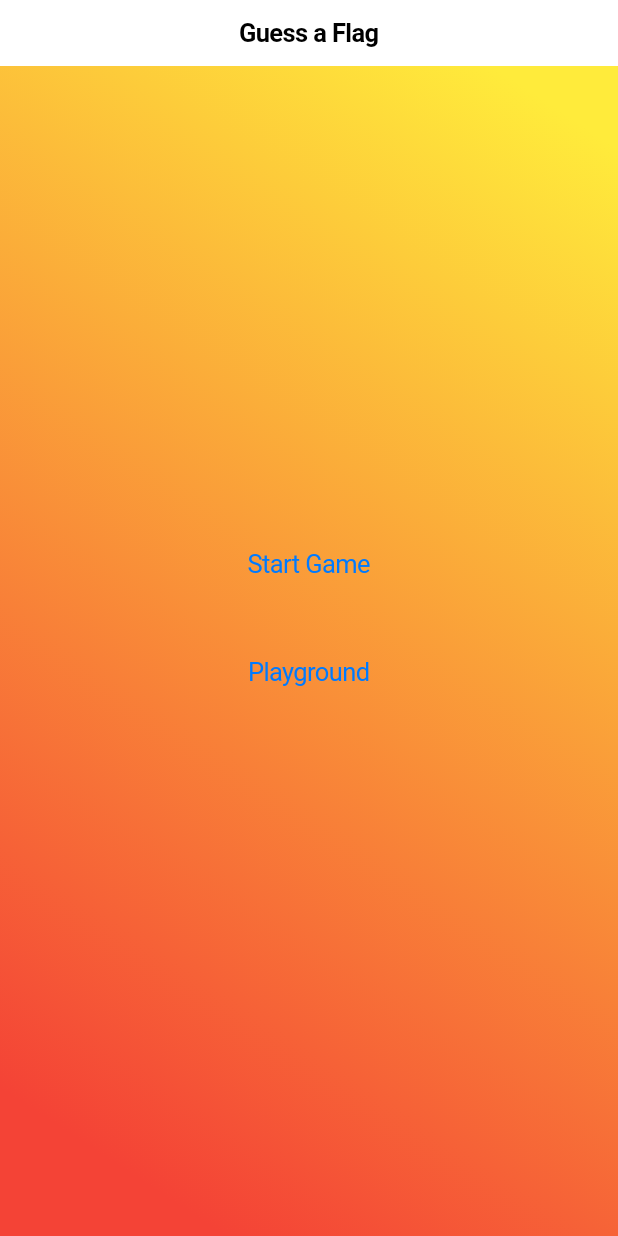
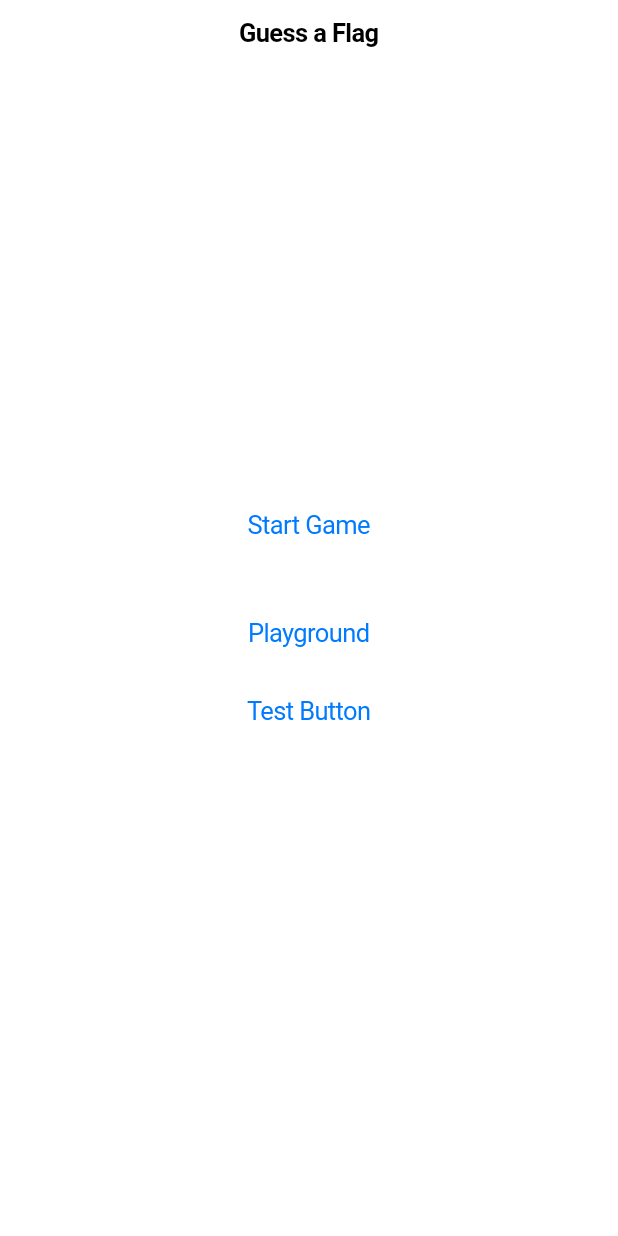
Before and after one commit to Nikita0x/geography, a Flutter app: the screen it shows after launch, on a phone screen of 412 x 824 dp. Run offline on Flutter 3.47's test engine with Material 3 defaults, Android fonts, the phone set to English and light mode, and no system bars; our stand-ins replace device_preview, flutter_svg, signals; project files that could hold a hidden picture were left out.

Commit message:
upd: something

```diff
--- a/devtools_options.yaml
+++ b/devtools_options.yaml
@@ -1,3 +1,4 @@
 description: This file stores settings for Dart & Flutter DevTools.
 documentation: https://docs.flutter.dev/tools/devtools/extensions#configure-extension-enablement-states
 extensions:
+  - provider: true
--- a/lib/main.dart
+++ b/lib/main.dart
@@ -1,19 +1,23 @@
 import 'package:flutter/cupertino.dart';
 import 'package:device_preview/device_preview.dart';
 
+import 'package:geography/screens/initial_screen.dart';
 import 'screens/home_screen.dart';
 import 'screens/modes_screen.dart';
 import 'screens/flags_europe_screen.dart';
 import 'screens/flags_africa_screen.dart';
 import 'screens/flags_asia_screen.dart';
 import 'screens/playground_screen.dart';
+import 'screens/test_screen.dart';
 
 class Routes {
+  static const String initialRoute = "/initial";
   static const String europeanFlags = '/flags/eu';
   static const String africanFlags = '/flags/afr';
   static const String asianFlags = '/flags/asia';
   static const String modes = '/modes';
   static const String playground = '/playground';
+  static const String test = '/test';
 }
 
 void main() {
@@ -22,6 +26,7 @@ void main() {
       builder:
           (context) => CupertinoApp(
             useInheritedMediaQuery: true, //required by DevicePreview
+            initialRoute: Routes.initialRoute,
             home: HomeScreen(),
             routes: {
               Routes.europeanFlags: (context) => FlagsEuropeScreen(),
@@ -29,6 +34,8 @@ void main() {
               Routes.asianFlags: (context) => FlagsAsiaScreen(),
               Routes.modes: (context) => ModesScreen(),
               Routes.playground: (context) => PlaygroundScreen(),
+              Routes.test: (context) => TestScreen(),
+              Routes.initialRoute: (context) => InitialScreen(),
             },
           ),
     ),
--- a/lib/screens/home_screen.dart
+++ b/lib/screens/home_screen.dart
@@ -1,6 +1,5 @@
 import 'package:flutter/cupertino.dart';
 import 'package:flutter/material.dart';
-import 'package:flutter/scheduler.dart';
 
 class HomeScreen extends StatefulWidget {
   const HomeScreen({super.key});
@@ -9,110 +8,11 @@ class HomeScreen extends StatefulWidget {
   State<HomeScreen> createState() => _HomeScreenState();
 }
 
-class _HomeScreenState extends State<HomeScreen>
-    with SingleTickerProviderStateMixin {
-  late AnimationController _controller;
-  late Animation<AlignmentGeometry>
-  _topAlignmentAnimation; // Changed to AlignmentGeometry
-  late Animation<AlignmentGeometry>
-  _bottomAlignmentAnimation; // Changed to AlignmentGeometry
-
-  @override
-  void initState() {
-    super.initState();
-
-    _controller = AnimationController(
-      vsync: this,
-      duration: const Duration(seconds: 10),
-    );
-
-    // Using TweenSequence for complex animations
-    _topAlignmentAnimation = TweenSequence<AlignmentGeometry>([
-      TweenSequenceItem(
-        tween: AlignmentTween(
-          begin: Alignment.topLeft,
-          end: Alignment.topRight,
-        ),
-        weight: 1,
-      ),
-      TweenSequenceItem(
-        tween: AlignmentTween(
-          begin: Alignment.topRight,
-          end: Alignment.bottomRight,
-        ),
-        weight: 1,
-      ),
-      TweenSequenceItem(
-        tween: AlignmentTween(
-          begin: Alignment.bottomRight,
-          end: Alignment.bottomLeft,
-        ),
-        weight: 1,
-      ),
-      TweenSequenceItem(
-        tween: AlignmentTween(
-          begin: Alignment.bottomLeft,
-          end: Alignment.topLeft,
-        ),
-        weight: 1,
-      ),
-    ]).animate(_controller);
-
-    _bottomAlignmentAnimation = TweenSequence<AlignmentGeometry>([
-      TweenSequenceItem(
-        tween: AlignmentTween(
-          begin: Alignment.bottomRight,
-          end: Alignment.bottomLeft,
-        ),
-        weight: 1,
-      ),
-      TweenSequenceItem(
-        tween: AlignmentTween(
-          begin: Alignment.bottomLeft,
-          end: Alignment.topLeft,
-        ),
-        weight: 1,
-      ),
-      TweenSequenceItem(
-        tween: AlignmentTween(
-          begin: Alignment.topLeft,
-          end: Alignment.topRight,
-        ),
-        weight: 1,
-      ),
-      TweenSequenceItem(
-        tween: AlignmentTween(
-          begin: Alignment.topRight,
-          end: Alignment.bottomRight,
-        ),
-        weight: 1,
-      ),
-    ]).animate(_controller);
-
-    _controller.repeat();
-  }
-
-  @override
-  void dispose() {
-    _controller.dispose();
-    super.dispose();
-  }
-
+class _HomeScreenState extends State<HomeScreen> {
   @override
   Widget build(BuildContext context) {
     return CupertinoPageScaffold(
       navigationBar: const CupertinoNavigationBar(middle: Text('Guess a Flag')),
-      child: AnimatedBuilder(
-        animation: _controller,
-        builder: (context, _) {
-          return Container(
-            decoration: BoxDecoration(
-              gradient: LinearGradient(
-                colors: const [Colors.red, Colors.yellow],
-                begin: _topAlignmentAnimation.value,
-                end: _bottomAlignmentAnimation.value,
-              ),
-            ),
       child: Center(
         child: Column(
           mainAxisSize: MainAxisSize.min,
@@ -123,19 +23,22 @@ class _HomeScreenState extends State<HomeScreen>
                 Navigator.pushNamed(context, '/modes');
               },
             ),
-                  const SizedBox(height: 20), // Added spacing
+            const SizedBox(height: 20),
             CupertinoButton(
               child: const Text("Playground"),
               onPressed: () {
                 Navigator.pushNamed(context, '/playground');
               },
             ),
+            CupertinoButton(
+              child: const Text("Test Button"),
+              onPressed: () {
+                Navigator.pushNamed(context, '/test');
+              },
+            ),
           ],
         ),
       ),
     );
-        },
-      ),
-    );
   }
 }
--- a/pubspec.yaml
+++ b/pubspec.yaml
@@ -42,6 +42,7 @@ dependencies:
     # media_kit_libs_linux: 1.2.1
     universal_io: ^2.2.2
     http: ^1.4.0
+    signals: ^6.2.0
 
 dev_dependencies:
     flutter_test:
```
Also changed, not shown: lib/screens/initial_screen.dart (added, +34 -0 lines), lib/screens/playground_screen.dart (+18 -2 lines), lib/screens/test_screen.dart (added, +65 -0 lines), lib/services/telegram_service.dart (added, +24 -0 lines), lib/stores/app_store.dart (added, +10 -0 lines), pubspec.lock. Lines whose indentation alone changed are shown as unchanged.
